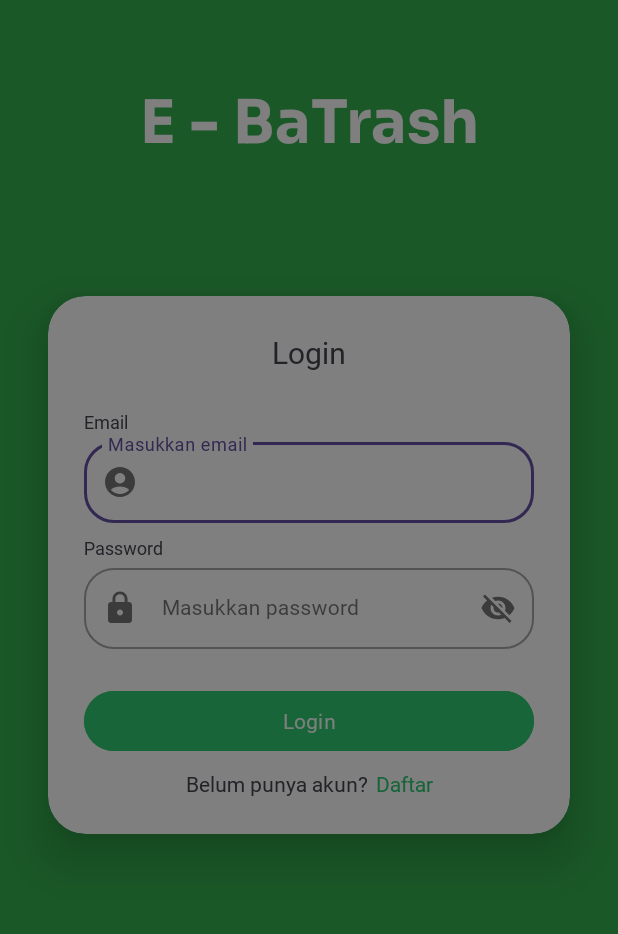
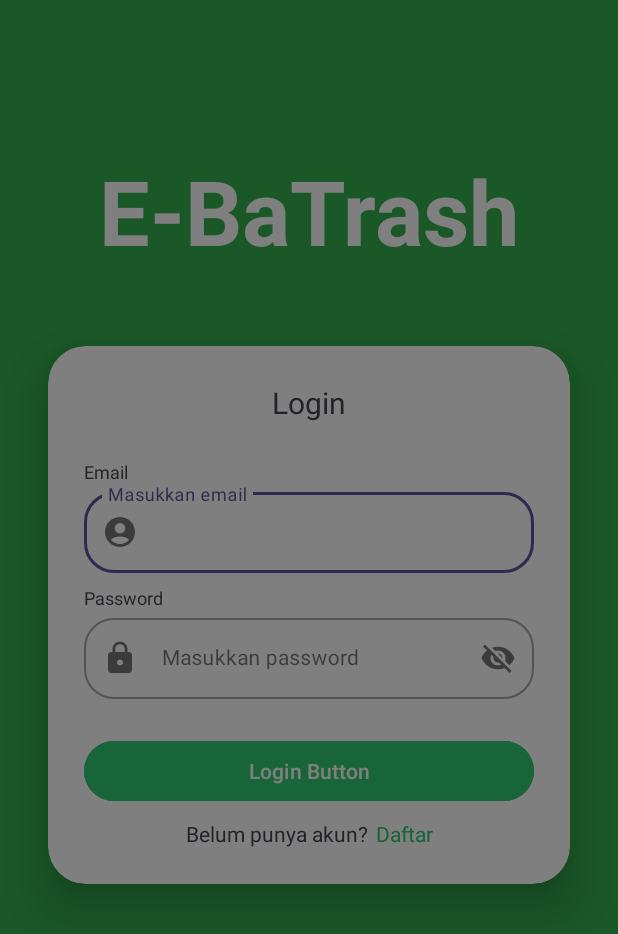
Before and after one commit to givnnx/bankSampah, an Android app: the screen it shows after launch (LoginActivity), on a phone screen of 412 x 824 dp. Shown: the top 934 px of the screen. Run offline under Robolectric (Android 15) with nearby library versions, the phone set to English and light mode, and no system bars; our stand-ins replace Firebase (no records; nobody signed in at launch, a user with empty details on screens opened directly).

Commit message:
Nambah UI

```diff
--- a/app/src/main/AndroidManifest.xml
+++ b/app/src/main/AndroidManifest.xml
@@ -15,9 +15,7 @@
         android:supportsRtl="true"
         android:theme="@style/Theme.BankSampah"
         tools:targetApi="31">
-        <activity
-            android:name=".activity_register_account"
-            android:exported="false" />
+
         <activity
             android:name=".activity_user_profile"
             android:exported="false" />
--- a/app/src/main/res/layout/activity_login.xml
+++ b/app/src/main/res/layout/activity_login.xml
@@ -16,14 +16,14 @@
             android:layout_height="match_parent">
 
             <TextView
-                android:id="@+id/textView2"
+                android:id="@+id/logoName"
                 android:layout_width="wrap_content"
                 android:layout_height="wrap_content"
-                android:layout_marginTop="48dp"
-                android:fontFamily="@font/sora_bold"
-                android:text="E - BaTrash"
-                android:textSize="40sp"
-                android:textColor="#FFFFFF"
+                android:layout_marginTop="100dp"
+                android:text="@string/e_batrash"
+                android:textColor="@color/white"
+                android:textSize="60sp"
+                android:textStyle="bold"
                 app:layout_constraintEnd_toEndOf="parent"
                 app:layout_constraintStart_toStartOf="parent"
                 app:layout_constraintTop_toTopOf="parent" />
@@ -32,7 +32,7 @@
                 android:layout_width="0dp"
                 android:layout_height="match_parent"
                 android:layout_marginStart="32dp"
-                android:layout_marginTop="90dp"
+                android:layout_marginTop="50dp"
                 android:layout_marginEnd="32dp"
                 android:layout_marginBottom="64dp"
                 app:cardCornerRadius="25dp"
@@ -40,7 +40,7 @@
                 app:layout_constraintBottom_toBottomOf="parent"
                 app:layout_constraintEnd_toEndOf="parent"
                 app:layout_constraintStart_toStartOf="parent"
-                app:layout_constraintTop_toBottomOf="@+id/textView2">
+                app:layout_constraintTop_toBottomOf="@+id/logoName">
 
                 <androidx.constraintlayout.widget.ConstraintLayout
                     android:layout_width="match_parent"
@@ -51,8 +51,7 @@
                         android:layout_width="wrap_content"
                         android:layout_height="wrap_content"
                         android:layout_marginTop="24dp"
-                        android:fontFamily="@font/sora_semibold"
-                        android:text="Login"
+                        android:text="@string/login_page"
                         android:textSize="20sp"
                         app:layout_constraintEnd_toEndOf="parent"
                         app:layout_constraintStart_toStartOf="parent"
@@ -74,8 +73,7 @@
                             android:id="@+id/tv_email"
                             android:layout_width="match_parent"
                             android:layout_height="wrap_content"
-                            android:fontFamily="@font/sora_semibold"
-                            android:text="Email"
+                            android:text="@string/email_name"
                             android:textSize="12sp" />
 
                         <com.google.android.material.textfield.TextInputLayout
@@ -93,8 +91,7 @@
                                 android:id="@+id/ed_email"
                                 android:layout_width="match_parent"
                                 android:layout_height="wrap_content"
-                                android:fontFamily="@font/sora_light"
-                                android:hint="Masukkan email"
+                                android:hint="@string/masukkan_email"
                                 android:textSize="14sp"
                                 app:startIconDrawable="@drawable/ic_account_circle" />
                         </com.google.android.material.textfield.TextInputLayout>
@@ -116,8 +113,7 @@
                             android:id="@+id/tv_password"
                             android:layout_width="match_parent"
                             android:layout_height="wrap_content"
-                            android:fontFamily="@font/sora_semibold"
-                            android:text="Password"
+                            android:text="@string/password_name"
                             android:textSize="12sp" />
 
                         <com.google.android.material.textfield.TextInputLayout
@@ -136,8 +132,7 @@
                                 android:id="@+id/ed_password"
                                 android:layout_width="match_parent"
                                 android:layout_height="wrap_content"
-                                android:fontFamily="@font/sora_light"
-                                android:hint="Masukkan password"
+                                android:hint="@string/masukkan_password"
                                 android:textSize="14sp" />
                         </com.google.android.material.textfield.TextInputLayout>
                     </LinearLayout>
@@ -148,8 +143,7 @@
                         android:layout_height="wrap_content"
                         android:layout_marginTop="24dp"
                         android:backgroundTint="#2ECC71"
-                        android:fontFamily="@font/sora_semibold"
-                        android:text="Login"
+                        android:text="@string/log_in_btn"
                         app:layout_constraintEnd_toEndOf="@+id/password_layout"
                         app:layout_constraintStart_toStartOf="@+id/password_layout"
                         app:layout_constraintTop_toBottomOf="@+id/password_layout" />
@@ -171,8 +165,7 @@
                             android:layout_width="wrap_content"
                             android:layout_height="wrap_content"
                             android:layout_weight="1"
-                            android:fontFamily="@font/sora_light"
-                            android:text="Belum punya akun?" />
+                            android:text="@string/belum_punya_akun_1" />
 
                         <TextView
                             android:id="@+id/tv_daftar"
@@ -180,8 +173,7 @@
                             android:layout_height="wrap_content"
                             android:layout_marginLeft="5dp"
                             android:layout_weight="1"
-                            android:fontFamily="@font/sora_semibold"
-                            android:text="Daftar"
+                            android:text="@string/daftar_btn"
                             android:textColor="#2ECA71" />
                     </LinearLayout>
                 </androidx.constraintlayout.widget.ConstraintLayout>
--- a/app/src/main/res/values/strings.xml
+++ b/app/src/main/res/values/strings.xml
@@ -31,6 +31,23 @@
     <string name="about">About</string>
     <string name="log_out">Log Out</string>
     <string name="sisa_saldo">Saldo: Rp100.00</string>
+    <string name="profile_icon">Profile Icon</string>
+    <string name="selamat_datang">Selamat Datang</string>
+    <string name="account_username">Giorno</string>
+    <string name="app_logo">App Logo</string>
+    <string name="pass_image">Pass Image</string>
+    <string name="log_out_image">Log Out Image</string>
+    <string name="about_image">About Image</string>
+    <string name="arrow">To the next Layout</string>
+    <string name="log_in_btn">Login Button</string>
+    <string name="masukkan_email">Masukkan email</string>
+    <string name="masukkan_password">Masukkan password</string>
+    <string name="login_page">Login</string>
+    <string name="app_name1">E - BaTrash</string>
+    <string name="daftar_btn">Daftar</string>
+    <string name="belum_punya_akun_1">Belum punya akun?</string>
+    <string name="email_name">Email</string>
+    <string name="password_name">Password</string>
 
     <string-array name="kategori_sampah">
         <item>Plastik</item>
```
Also changed, not shown: app/src/main/res/layout/activity_main.xml (+4 -11 lines), app/src/main/res/layout/activity_register_user.xml (+15 -15 lines), app/src/main/res/layout/activity_user_profile.xml (+8 -48 lines), app/src/main/res/layout/admin_activity_main.xml (+6 -11 lines).
